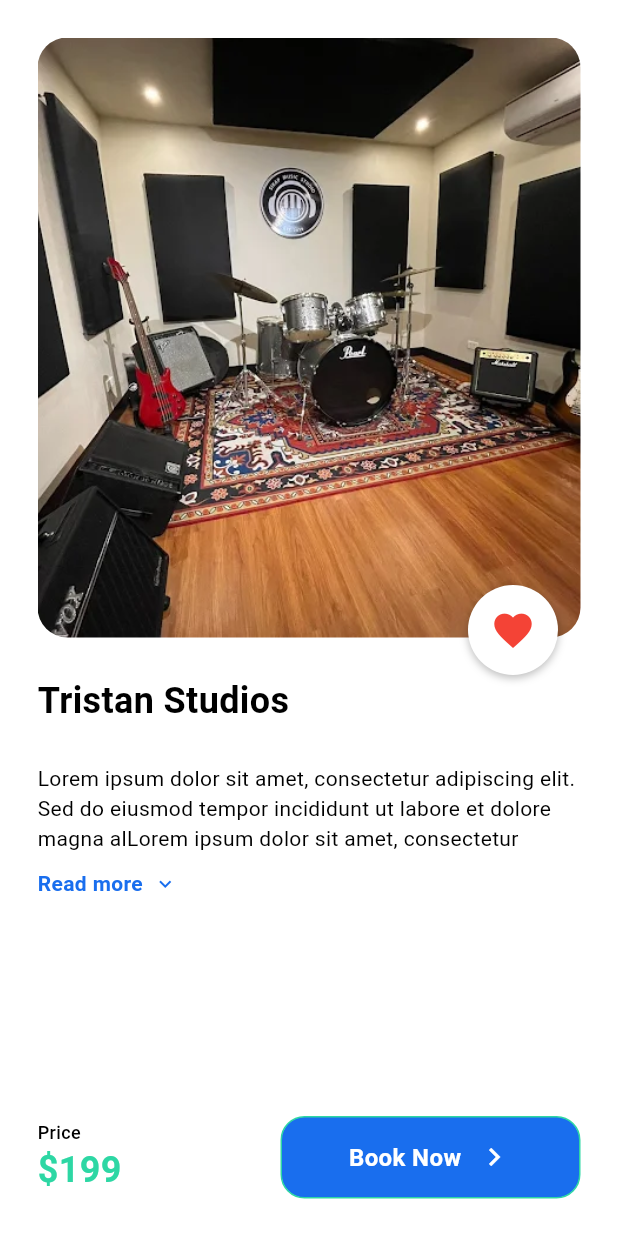
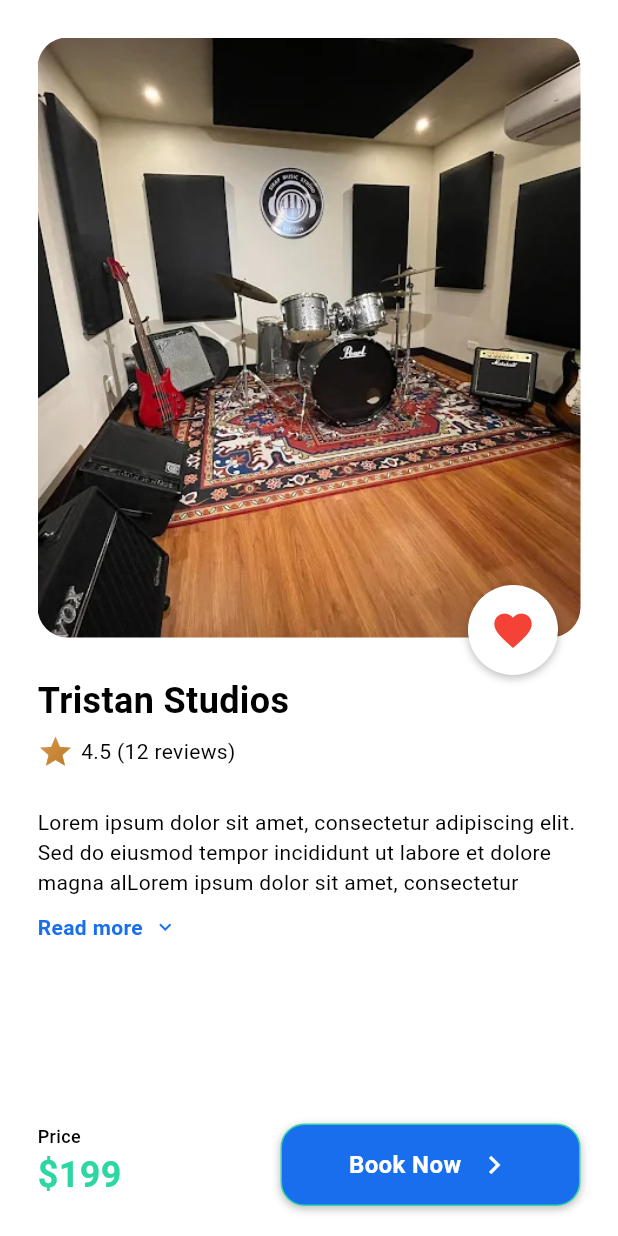
Before and after one commit to Tristaaaaan/tugtugan, a Flutter app: the screen it shows once a user with an empty profile is signed in, on a phone screen of 412 x 824 dp. Run offline on Flutter 3.47's test engine with Material 3 defaults, Android fonts, the phone set to English and light mode, and no system bars; our stand-ins replace cloud_firestore, firebase_auth, firebase_core, flutter_dotenv, flutter_svg, google_sign_in and 3 more; missing offline and left inert: mapbox_maps_flutter; accounts and stored records are empty; generated files the repository leaves out were written again.

Commit message:
Studio Page Completed

```diff
--- a/lib/commons/widgets/buttons/regular_button.dart
+++ b/lib/commons/widgets/buttons/regular_button.dart
@@ -41,6 +41,13 @@ class RegularButton extends ConsumerWidget {
           color: Theme.of(context).colorScheme.secondary,
           width: 1,
         ),
+        boxShadow: const [
+          BoxShadow(
+            color: Colors.black26,
+            blurRadius: 4,
+            offset: Offset(0, 2),
+          ),
+        ],
       ),
       child: Padding(
         padding: const EdgeInsets.symmetric(horizontal: 10),
--- a/lib/core/appthemes/app_themes.dart
+++ b/lib/core/appthemes/app_themes.dart
@@ -9,9 +9,9 @@ class ThemeNotifier extends StateNotifier<bool> {
         surface: Colors.white,
         primary: const Color(0xff196EEE),
         secondary: const Color(0xff2DD7A4),
-        tertiary: const Color.fromARGB(255, 180, 180, 180).withOpacity(0.2),
+        tertiary: const Color(0xffB47820),
         inversePrimary: Colors.grey.shade900,
-        tertiaryContainer: const Color(0xff939cc4),
+        tertiaryContainer: const Color(0xffDF9652),
         primaryFixedDim: Colors.black),
   );
 
--- a/lib/features/studios/studios.dart
+++ b/lib/features/studios/studios.dart
@@ -10,12 +10,10 @@ class Studio extends StatelessWidget {
   Widget build(BuildContext context) {
     return SafeArea(
       child: Scaffold(
-        body: Padding(
+        body: SingleChildScrollView(
+          child: Padding(
             padding: const EdgeInsets.all(25),
             child: Column(
-            mainAxisAlignment: MainAxisAlignment.spaceBetween,
-            children: [
-              Column(
               crossAxisAlignment: CrossAxisAlignment.start,
               children: [
                 Stack(
@@ -65,7 +63,33 @@ class Studio extends StatelessWidget {
                 ),
                 const Text(
                   "Tristan Studios",
-                    style: TextStyle(fontSize: 24, fontWeight: FontWeight.w600),
+                  style: TextStyle(
+                    fontSize: 24,
+                    fontWeight: FontWeight.w600,
+                  ),
+                ),
+                const SizedBox(height: 5),
+                Row(
+                  crossAxisAlignment: CrossAxisAlignment.center,
+                  children: [
+                    ShaderMask(
+                      shaderCallback: (bounds) => LinearGradient(
+                        colors: [
+                          Theme.of(context).colorScheme.tertiaryContainer,
+                          Theme.of(context).colorScheme.tertiary
+                        ],
+                        begin: Alignment.topLeft,
+                        end: Alignment.bottomRight,
+                      ).createShader(bounds),
+                      blendMode: BlendMode.srcIn,
+                      child: Icon(
+                        Icons.star,
+                        color: Theme.of(context).colorScheme.surface,
+                      ),
+                    ),
+                    const SizedBox(width: 5),
+                    const Text("4.5 (12 reviews)"),
+                  ],
                 ),
                 const SizedBox(
                   height: 25,
@@ -76,12 +100,18 @@ class Studio extends StatelessWidget {
                 ),
               ],
             ),
-              Row(
+          ),
+        ),
+        bottomNavigationBar: IntrinsicHeight(
+          child: Container(
+            padding: const EdgeInsets.symmetric(horizontal: 25, vertical: 20),
+            decoration: BoxDecoration(
+              color: Theme.of(context).colorScheme.surface,
+            ),
+            child: Row(
               mainAxisAlignment: MainAxisAlignment.spaceBetween,
               children: [
-                  Column(
-                      crossAxisAlignment: CrossAxisAlignment.start,
-                      children: [
+                Column(crossAxisAlignment: CrossAxisAlignment.start, children: [
                   const Text(
                     AppText.price,
                     style: TextStyle(
@@ -107,11 +137,37 @@ class Studio extends StatelessWidget {
                 ),
               ],
             ),
+          ),
+        ),
+        // bottomSheet: Row(
+        //   mainAxisAlignment: MainAxisAlignment.spaceBetween,
+        //   children: [
+        //     Column(crossAxisAlignment: CrossAxisAlignment.start, children: [
+        //       const Text(
+        //         AppText.price,
+        //         style: TextStyle(
+        //           fontSize: 12,
+        //           fontWeight: FontWeight.w500,
+        //         ),
+        //       ),
+        //       Text(
+        //         "\$199",
+        //         style: TextStyle(
+        //           fontSize: 24,
+        //           fontWeight: FontWeight.bold,
+        //           color: Theme.of(context).colorScheme.secondary,
+        //         ),
+        //       ),
+        //     ]),
+        //     RegularButton(
+        //       text: AppText.bookNow,
+        //       backgroundColor: Theme.of(context).colorScheme.primary,
+        //       textColor: Theme.of(context).colorScheme.surface,
+        //       buttonKey: "bookButton",
+        //       withIcon: false,
+        //     ),
         //   ],
         // ),
-            ],
-          ),
-        ),
       ),
     );
   }
```
Lines whose indentation alone changed are shown as unchanged.
